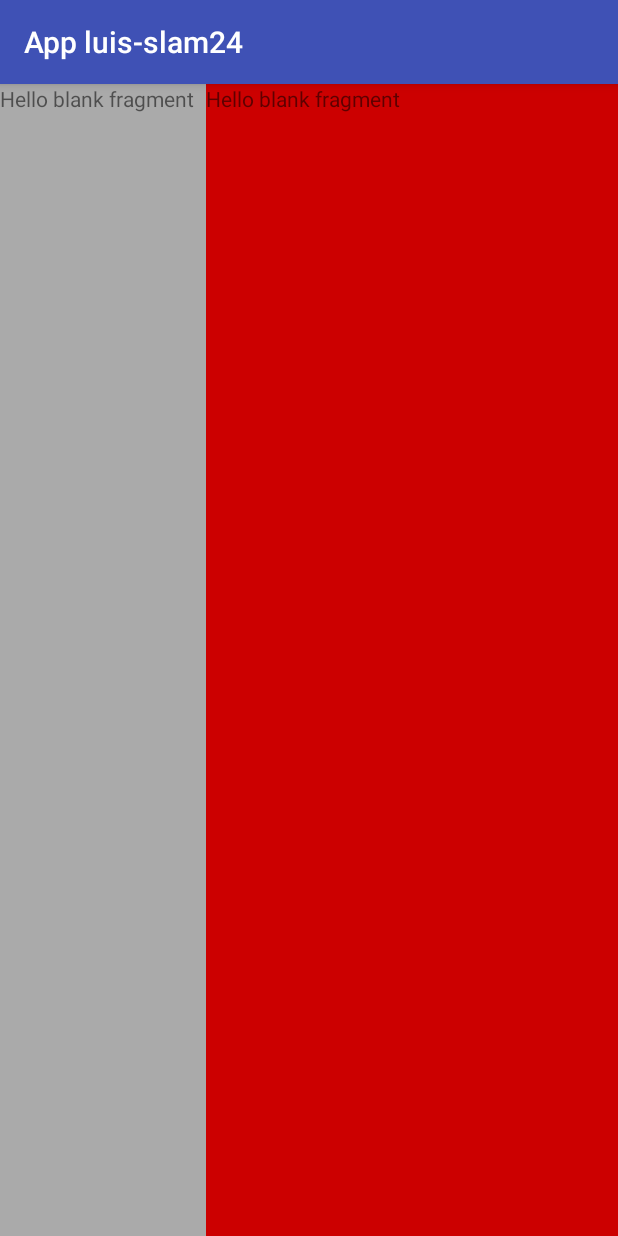
After one commit to dehors/android-SmartGeeks, an Android app: the Frag1 screen opened directly, with no data from a screen before it, on a phone screen of 412 x 824 dp. The commit adds this screen. Run offline under Robolectric (Android 15) with nearby library versions, the phone set to English and light mode, and no system bars.

Commit message:
feat: Fragment

```diff
--- a/app/build.gradle
+++ b/app/build.gradle
@@ -26,5 +26,6 @@ dependencies {
     })
     compile 'com.android.support:appcompat-v7:25.3.1'
     compile 'com.android.support.constraint:constraint-layout:1.0.2'
+    compile 'com.android.support:support-v4:25.3.1'
     testCompile 'junit:junit:4.12'
 }
--- a/app/src/main/AndroidManifest.xml
+++ b/app/src/main/AndroidManifest.xml
@@ -24,7 +24,8 @@
         <activity android:name=".Main7Activity" />
         <activity android:name=".Main8Activity" />
         <activity android:name=".Main9Activity" />
-        <activity android:name=".Main10Activity"></activity>
+        <activity android:name=".Main10Activity" />
+        <activity android:name=".Main11Activity"></activity>
     </application>
 
 </manifest>
--- /dev/null
+++ b/app/src/main/java/com/example/slam24/smartgeeks/Frag1.java
@@ -0,0 +1,108 @@
+package com.example.slam24.smartgeeks;
+
+import android.content.Context;
+import android.net.Uri;
+import android.os.Bundle;
+import android.support.v4.app.Fragment;
+import android.view.LayoutInflater;
+import android.view.View;
+import android.view.ViewGroup;
+
+
+/**
+ * A simple {@link Fragment} subclass.
+ * Activities that contain this fragment must implement the
+ * {@link Frag1.OnFragmentInteractionListener} interface
+ * to handle interaction events.
+ * Use the {@link Frag1#newInstance} factory method to
+ * create an instance of this fragment.
+ */
+public class Frag1 extends Fragment {
+    // TODO: Rename parameter arguments, choose names that match
+    // the fragment initialization parameters, e.g. ARG_ITEM_NUMBER
+    private static final String ARG_PARAM1 = "param1";
+    private static final String ARG_PARAM2 = "param2";
+
+    // TODO: Rename and change types of parameters
+    private String mParam1;
+    private String mParam2;
+
+    private OnFragmentInteractionListener mListener;
+
+    public Frag1() {
+        // Required empty public constructor
+    }
+
+    /**
+     * Use this factory method to create a new instance of
+     * this fragment using the provided parameters.
+     *
+     * @param param1 Parameter 1.
+     * @param param2 Parameter 2.
+     * @return A new instance of fragment Frag1.
+     */
+    // TODO: Rename and change types and number of parameters
+    public static Frag1 newInstance(String param1, String param2) {
+        Frag1 fragment = new Frag1();
+        Bundle args = new Bundle();
+        args.putString(ARG_PARAM1, param1);
+        args.putString(ARG_PARAM2, param2);
+        fragment.setArguments(args);
+        return fragment;
+    }
+
+    @Override
+    public void onCreate(Bundle savedInstanceState) {
+        super.onCreate(savedInstanceState);
+        if (getArguments() != null) {
+            mParam1 = getArguments().getString(ARG_PARAM1);
+            mParam2 = getArguments().getString(ARG_PARAM2);
+        }
+    }
+
+    @Override
+    public View onCreateView(LayoutInflater inflater, ViewGroup container,
+                             Bundle savedInstanceState) {
+        // Inflate the layout for this fragment
+        return inflater.inflate(R.layout.fragment_frag1, container, false);
+    }
+
+    // TODO: Rename method, update argument and hook method into UI event
+    public void onButtonPressed(Uri uri) {
+        if (mListener != null) {
+            mListener.onFragmentInteraction(uri);
+        }
+    }
+
+    @Override
+    public void onAttach(Context context) {
+        super.onAttach(context);
+        if (context instanceof OnFragmentInteractionListener) {
+            mListener = (OnFragmentInteractionListener) context;
+        } else {
+            throw new RuntimeException(context.toString()
+                    + " must implement OnFragmentInteractionListener");
+        }
+    }
+
+    @Override
+    public void onDetach() {
+        super.onDetach();
+        mListener = null;
+    }
+
+    /**
+     * This interface must be implemented by activities that contain this
+     * fragment to allow an interaction in this fragment to be communicated
+     * to the activity and potentially other fragments contained in that
+     * activity.
+     * <p>
+     * See the Android Training lesson <a href=
+     * "http://developer.android.com/training/basics/fragments/communicating.html"
+     * >Communicating with Other Fragments</a> for more information.
+     */
+    public interface OnFragmentInteractionListener {
+        // TODO: Update argument type and name
+        void onFragmentInteraction(Uri uri);
+    }
+}
--- /dev/null
+++ b/app/src/main/java/com/example/slam24/smartgeeks/Frag2.java
@@ -0,0 +1,108 @@
+package com.example.slam24.smartgeeks;
+
+import android.content.Context;
+import android.net.Uri;
+import android.os.Bundle;
+import android.support.v4.app.Fragment;
+import android.view.LayoutInflater;
+import android.view.View;
+import android.view.ViewGroup;
+
+
+/**
+ * A simple {@link Fragment} subclass.
+ * Activities that contain this fragment must implement the
+ * {@link Frag2.OnFragmentInteractionListener} interface
+ * to handle interaction events.
+ * Use the {@link Frag2#newInstance} factory method to
+ * create an instance of this fragment.
+ */
+public class Frag2 extends Fragment {
+    // TODO: Rename parameter arguments, choose names that match
+    // the fragment initialization parameters, e.g. ARG_ITEM_NUMBER
+    private static final String ARG_PARAM1 = "param1";
+    private static final String ARG_PARAM2 = "param2";
+
+    // TODO: Rename and change types of parameters
+    private String mParam1;
+    private String mParam2;
+
+    private OnFragmentInteractionListener mListener;
+
+    public Frag2() {
+        // Required empty public constructor
+    }
+
+    /**
+     * Use this factory method to create a new instance of
+     * this fragment using the provided parameters.
+     *
+     * @param param1 Parameter 1.
+     * @param param2 Parameter 2.
+     * @return A new instance of fragment Frag2.
+     */
+    // TODO: Rename and change types and number of parameters
+    public static Frag2 newInstance(String param1, String param2) {
+        Frag2 fragment = new Frag2();
+        Bundle args = new Bundle();
+        args.putString(ARG_PARAM1, param1);
+        args.putString(ARG_PARAM2, param2);
+        fragment.setArguments(args);
+        return fragment;
+    }
+
+    @Override
+    public void onCreate(Bundle savedInstanceState) {
+        super.onCreate(savedInstanceState);
+        if (getArguments() != null) {
+            mParam1 = getArguments().getString(ARG_PARAM1);
+            mParam2 = getArguments().getString(ARG_PARAM2);
+        }
+    }
+
+    @Override
+    public View onCreateView(LayoutInflater inflater, ViewGroup container,
+                             Bundle savedInstanceState) {
+        // Inflate the layout for this fragment
+        return inflater.inflate(R.layout.fragment_frag2, container, false);
+    }
+
+    // TODO: Rename method, update argument and hook method into UI event
+    public void onButtonPressed(Uri uri) {
+        if (mListener != null) {
+            mListener.onFragmentInteraction(uri);
+        }
+    }
+
+    @Override
+    public void onAttach(Context context) {
+        super.onAttach(context);
+        if (context instanceof OnFragmentInteractionListener) {
+            mListener = (OnFragmentInteractionListener) context;
+        } else {
+            throw new RuntimeException(context.toString()
+                    + " must implement OnFragmentInteractionListener");
+        }
+    }
+
+    @Override
+    public void onDetach() {
+        super.onDetach();
+        mListener = null;
+    }
+
+    /**
+     * This interface must be implemented by activities that contain this
+     * fragment to allow an interaction in this fragment to be communicated
+     * to the activity and potentially other fragments contained in that
+     * activity.
+     * <p>
+     * See the Android Training lesson <a href=
+     * "http://developer.android.com/training/basics/fragments/communicating.html"
+     * >Communicating with Other Fragments</a> for more information.
+     */
+    public interface OnFragmentInteractionListener {
+        // TODO: Update argument type and name
+        void onFragmentInteraction(Uri uri);
+    }
+}
--- /dev/null
+++ b/app/src/main/java/com/example/slam24/smartgeeks/Main11Activity.java
@@ -0,0 +1,19 @@
+package com.example.slam24.smartgeeks;
+
+import android.net.Uri;
+import android.support.v7.app.AppCompatActivity;
+import android.os.Bundle;
+
+public class Main11Activity extends AppCompatActivity implements Frag1.OnFragmentInteractionListener, Frag2.OnFragmentInteractionListener {
+
+    @Override
+    protected void onCreate(Bundle savedInstanceState) {
+        super.onCreate(savedInstanceState);
+        setContentView(R.layout.activity_main11);
+    }
+
+    @Override
+    public void onFragmentInteraction(Uri uri) {
+
+    }
+}
--- a/app/src/main/res/layout/activity_main.xml
+++ b/app/src/main/res/layout/activity_main.xml
@@ -61,6 +61,12 @@
                 android:layout_height="wrap_content"
                 android:text="Custom buttom"
                 android:id="@+id/viewcustombotton"/>
+            <Button
+                android:layout_width="match_parent"
+                android:layout_height="wrap_content"
+                android:text="Fragment"
+                android:id="@+id/viewfragment"/>
+
         </LinearLayout>
     </ScrollView>
 </LinearLayout>
--- /dev/null
+++ b/app/src/main/res/layout/activity_main11.xml
@@ -0,0 +1,22 @@
+<LinearLayout xmlns:tools="http://schemas.android.com/tools"
+    android:layout_width="match_parent"
+    android:layout_height="match_parent"
+    android:orientation="horizontal"
+    xmlns:android="http://schemas.android.com/apk/res/android">
+
+    <fragment
+        android:name="com.example.slam24.smartgeeks.Frag1"
+        android:layout_width="match_parent"
+        android:layout_height="match_parent"
+        android:layout_weight="2"
+        android:id="@+id/fgizquierda"
+        tools:layout="@layout/fragment_frag1" />
+
+    <fragment
+        android:id="@+id/fgderecha"
+        android:name="com.example.slam24.smartgeeks.Frag2"
+        android:layout_width="match_parent"
+        android:layout_height="match_parent"
+        android:layout_weight="1"
+        tools:layout="@layout/fragment_frag2" />
+</LinearLayout>
--- /dev/null
+++ b/app/src/main/res/layout/fragment_frag1.xml
@@ -0,0 +1,14 @@
+<FrameLayout xmlns:android="http://schemas.android.com/apk/res/android"
+    xmlns:tools="http://schemas.android.com/tools"
+    android:layout_width="match_parent"
+    android:layout_height="match_parent"
+    tools:context="com.example.slam24.smartgeeks.Frag1"
+    android:background="@android:color/darker_gray">
+
+    <!-- TODO: Update blank fragment layout -->
+    <TextView
+        android:layout_width="match_parent"
+        android:layout_height="match_parent"
+        android:text="@string/hello_blank_fragment" />
+
+</FrameLayout>
--- /dev/null
+++ b/app/src/main/res/layout/fragment_frag2.xml
@@ -0,0 +1,14 @@
+<FrameLayout xmlns:android="http://schemas.android.com/apk/res/android"
+    xmlns:tools="http://schemas.android.com/tools"
+    android:layout_width="match_parent"
+    android:layout_height="match_parent"
+    tools:context="com.example.slam24.smartgeeks.Frag2"
+    android:background="@android:color/holo_red_dark">
+
+    <!-- TODO: Update blank fragment layout -->
+    <TextView
+        android:layout_width="match_parent"
+        android:layout_height="match_parent"
+        android:text="@string/hello_blank_fragment" />
+
+</FrameLayout>
--- a/app/src/main/res/values/strings.xml
+++ b/app/src/main/res/values/strings.xml
@@ -1,3 +1,6 @@
 <resources>
     <string name="app_name">App luis-slam24</string>
+
+    <!-- TODO: Remove or change this placeholder text -->
+    <string name="hello_blank_fragment">Hello blank fragment</string>
 </resources>
```
Also changed, not shown: app/src/main/java/com/example/slam24/smartgeeks/MainActivity.java (+8 -1 lines). Lines whose indentation alone changed are shown as unchanged.
